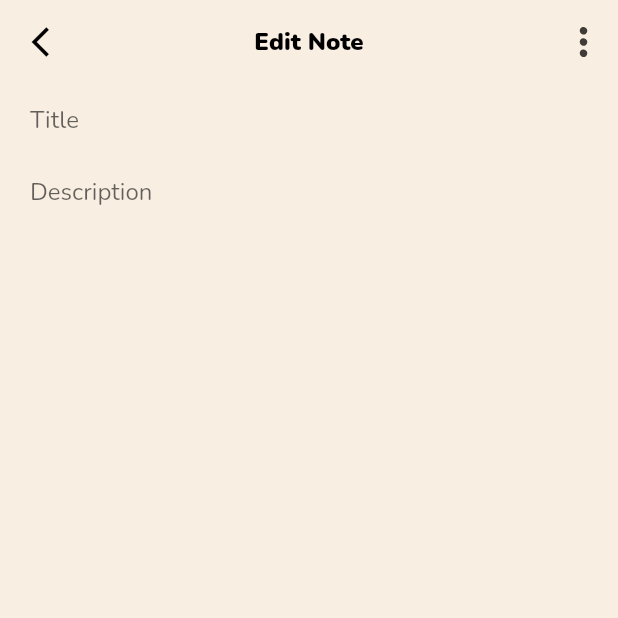
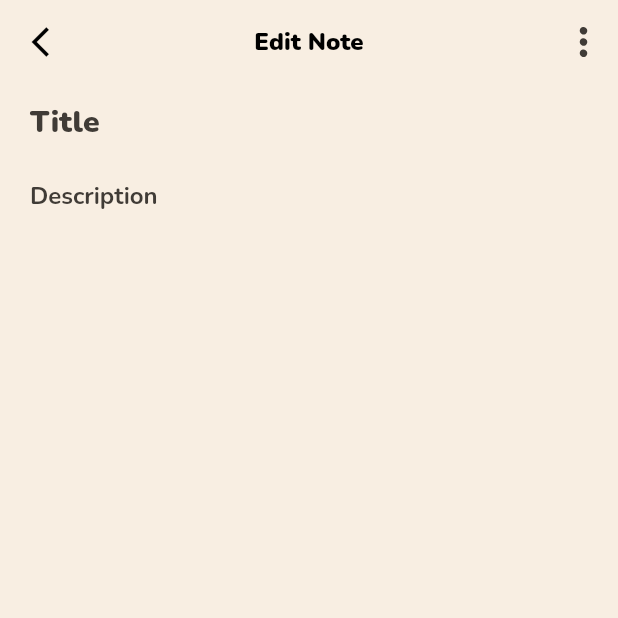
Before and after one commit to mercyjae/notely, a Flutter app: the EditNote screen opened by its route, on a phone screen of 412 x 824 dp, the top half of it. Run offline on Flutter 3.47's test engine with Material 2 defaults, Android fonts, the phone set to English and light mode, and no system bars; our stand-ins replace flutter_svg, google_fonts.

Commit message:
all screens done

```diff
--- a/lib/screens/edit_note.dart
+++ b/lib/screens/edit_note.dart
@@ -42,27 +42,47 @@ class EditNote extends StatelessWidget {
           child:
               Column(crossAxisAlignment: CrossAxisAlignment.start, children: [
             TextFormField(
-              cursorColor: Colors.orange,
-              maxLines: null,
+              style: const TextStyle(
+              fontSize: 20,
+              fontWeight: FontWeight.w900,
+              color: Color(0xFF403B36),
+            ),
+              cursorColor: Colors.black,
               decoration: const InputDecoration(
                 border: InputBorder.none,
                 focusedBorder: UnderlineInputBorder(),
                 hintText: 'Title',
+                hintStyle:  TextStyle(
+              fontSize: 20,
+              fontWeight: FontWeight.w900,
+              color: Color(0xFF403B36),
+            ),
               ),
               inputFormatters: [
                 LengthLimitingTextInputFormatter(100),
               ],
             ),
             TextFormField(
-              cursorColor: Colors.orange,
+              style: const TextStyle(
+              fontSize: 16,
+              fontWeight: FontWeight.w700,
+              color: Color(0xFF403B36),
+            ),
+
+              cursorColor: Colors.black,
+              maxLines: null,
               decoration: const InputDecoration(
                 border: InputBorder.none,
-                focusedBorder: UnderlineInputBorder(),
                 hintText: 'Description',
+                 hintStyle:  TextStyle(
+              fontSize: 16,
+              fontWeight: FontWeight.w700,
+              color: Color(0xFF403B36),
+            ),
+
               ),
-              inputFormatters: [
-                LengthLimitingTextInputFormatter(100),
-              ],
+                textAlign: TextAlign.justify,
+
             ),
           ]),
         ));
--- a/lib/screens/profile_screen.dart
+++ b/lib/screens/profile_screen.dart
@@ -13,7 +13,7 @@ class _ProfileScreenState extends State<ProfileScreen> {
   @override
   Widget build(BuildContext context) {
     return Scaffold(
-      appBar: AppBar(
+    appBar: AppBar(leading: const Icon(Icons.arrow_back,color: Color(0xFFF8EEE2),),
         title: Text(
           'NOTELY',
           style: GoogleFonts.nunito(
```
